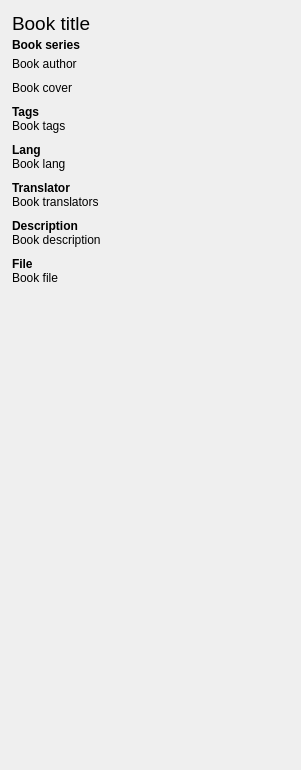
First picture: the form in src/designer/bookinfopanel.ui, repository dnkorpushov/libro2, before the edit.
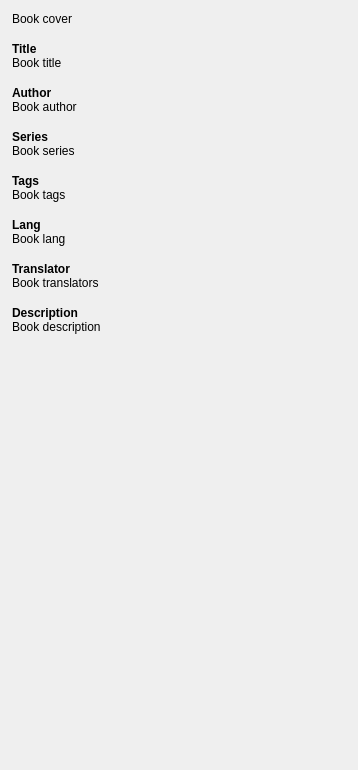
Second picture: the form after the edit.

Patch:
```diff
--- a/src/designer/bookinfopanel.ui
+++ b/src/designer/bookinfopanel.ui
@@ -6,7 +6,7 @@
    <rect>
     <x>0</x>
     <y>0</y>
-    <width>301</width>
+    <width>358</width>
     <height>770</height>
    </rect>
   </property>
@@ -61,11 +61,11 @@
        <rect>
         <x>0</x>
         <y>0</y>
-        <width>301</width>
+        <width>358</width>
         <height>770</height>
        </rect>
       </property>
-      <layout class="QVBoxLayout" name="verticalLayout" stretch="0,0,0,0,0,0,0,0,0,0,0,0,0,0,0,0,0,0,0,0,0,0,0">
+      <layout class="QVBoxLayout" name="verticalLayout" stretch="0,0,0,0,0,0,0,0,0,0,0,0,0,0,0,0">
        <property name="spacing">
         <number>0</number>
        </property>
@@ -81,13 +81,37 @@
        <property name="bottomMargin">
         <number>6</number>
        </property>
+       <item>
+        <widget class="QLabel" name="cover">
+         <property name="text">
+          <string>Book cover</string>
+         </property>
+        </widget>
+       </item>
+       <item>
+        <widget class="QLabel" name="labelTitle">
+         <property name="minimumSize">
+          <size>
+           <width>0</width>
+           <height>30</height>
+          </size>
+         </property>
+         <property name="font">
+          <font>
+           <weight>75</weight>
+           <bold>true</bold>
+          </font>
+         </property>
+         <property name="text">
+          <string>Title</string>
+         </property>
+         <property name="alignment">
+          <set>Qt::AlignBottom|Qt::AlignLeading|Qt::AlignLeft</set>
+         </property>
+        </widget>
+       </item>
        <item>
         <widget class="QLabel" name="title">
-         <property name="font">
-          <font>
-           <pointsize>14</pointsize>
-          </font>
-         </property>
          <property name="text">
           <string>Book title</string>
          </property>
@@ -100,28 +124,69 @@
         </widget>
        </item>
        <item>
-        <spacer name="verticalSpacer_4">
-         <property name="orientation">
-          <enum>Qt::Vertical</enum>
+        <widget class="QLabel" name="labelAuthor">
+         <property name="minimumSize">
+          <size>
+           <width>0</width>
+           <height>30</height>
+          </size>
          </property>
-         <property name="sizeType">
-          <enum>QSizePolicy::Fixed</enum>
+         <property name="font">
+          <font>
+           <weight>75</weight>
+           <bold>true</bold>
+          </font>
          </property>
-         <property name="sizeHint" stdset="0">
+         <property name="text">
+          <string>Author</string>
+         </property>
+         <property name="alignment">
+          <set>Qt::AlignBottom|Qt::AlignLeading|Qt::AlignLeft</set>
+         </property>
+        </widget>
+       </item>
+       <item>
+        <widget class="QLabel" name="author">
+         <property name="text">
+          <string>Book author</string>
+         </property>
+         <property name="wordWrap">
+          <bool>true</bool>
+         </property>
+         <property name="textInteractionFlags">
+          <set>Qt::LinksAccessibleByMouse|Qt::TextSelectableByMouse</set>
+         </property>
+        </widget>
+       </item>
+       <item>
+        <widget class="QLabel" name="labelSeries">
+         <property name="minimumSize">
           <size>
-           <width>20</width>
-           <height>3</height>
+           <width>0</width>
+           <height>30</height>
           </size>
          </property>
-        </spacer>
+         <property name="font">
+          <font>
+           <weight>75</weight>
+           <bold>true</bold>
+          </font>
+         </property>
+         <property name="text">
+          <string>Series</string>
+         </property>
+         <property name="alignment">
+          <set>Qt::AlignBottom|Qt::AlignLeading|Qt::AlignLeft</set>
+         </property>
+        </widget>
        </item>
        <item>
         <widget class="QLabel" name="series">
          <property name="font">
           <font>
-           <weight>75</weight>
+           <weight>50</weight>
            <italic>false</italic>
-           <bold>true</bold>
+           <bold>false</bold>
           </font>
          </property>
          <property name="text">
@@ -135,76 +200,14 @@
          </property>
         </widget>
        </item>
-       <item>
-        <spacer name="verticalSpacer_3">
-         <property name="orientation">
-          <enum>Qt::Vertical</enum>
-         </property>
-         <property name="sizeType">
-          <enum>QSizePolicy::Fixed</enum>
-         </property>
-         <property name="sizeHint" stdset="0">
-          <size>
-           <width>20</width>
-           <height>5</height>
-          </size>
-         </property>
-        </spacer>
-       </item>
-       <item>
-        <widget class="QLabel" name="author">
-         <property name="text">
-          <string>Book author</string>
-         </property>
-         <property name="wordWrap">
-          <bool>true</bool>
-         </property>
-         <property name="textInteractionFlags">
-          <set>Qt::LinksAccessibleByMouse|Qt::TextSelectableByMouse</set>
-         </property>
-        </widget>
-       </item>
-       <item>
-        <spacer name="verticalSpacer_2">
-         <property name="orientation">
-          <enum>Qt::Vertical</enum>
-         </property>
-         <property name="sizeType">
-          <enum>QSizePolicy::Fixed</enum>
-         </property>
-         <property name="sizeHint" stdset="0">
-          <size>
-           <width>20</width>
-           <height>10</height>
-          </size>
-         </property>
-        </spacer>
-       </item>
-       <item>
-        <widget class="QLabel" name="cover">
-         <property name="text">
-          <string>Book cover</string>
-         </property>
-        </widget>
-       </item>
-       <item>
-        <spacer name="spacerCover">
-         <property name="orientation">
-          <enum>Qt::Vertical</enum>
-         </property>
-         <property name="sizeType">
-          <enum>QSizePolicy::Fixed</enum>
-         </property>
-         <property name="sizeHint" stdset="0">
-          <size>
-           <width>20</width>
-           <height>10</height>
-          </size>
-         </property>
-        </spacer>
-       </item>
        <item>
         <widget class="QLabel" name="labelTags">
+         <property name="minimumSize">
+          <size>
+           <width>0</width>
+           <height>30</height>
+          </size>
+         </property>
          <property name="font">
           <font>
            <weight>75</weight>
@@ -214,6 +217,9 @@
          <property name="text">
           <string>Tags</string>
          </property>
+         <property name="alignment">
+          <set>Qt::AlignBottom|Qt::AlignLeading|Qt::AlignLeft</set>
+         </property>
         </widget>
        </item>
        <item>
@@ -232,21 +238,14 @@
          </property>
         </widget>
        </item>
-       <item>
-        <widget class="QLabel" name="spacerTags">
-         <property name="maximumSize">
-          <size>
-           <width>16777215</width>
-           <height>10</height>
-          </size>
-         </property>
-         <property name="text">
-          <string/>
-         </property>
-        </widget>
-       </item>
        <item>
         <widget class="QLabel" name="labelLang">
+         <property name="minimumSize">
+          <size>
+           <width>0</width>
+           <height>30</height>
+          </size>
+         </property>
          <property name="font">
           <font>
            <weight>75</weight>
@@ -256,6 +255,9 @@
          <property name="text">
           <string>Lang</string>
          </property>
+         <property name="alignment">
+          <set>Qt::AlignBottom|Qt::AlignLeading|Qt::AlignLeft</set>
+         </property>
         </widget>
        </item>
        <item>
@@ -268,21 +270,14 @@
          </property>
         </widget>
        </item>
-       <item>
-        <widget class="QLabel" name="spacerLang">
-         <property name="maximumSize">
-          <size>
-           <width>16777215</width>
-           <height>10</height>
-          </size>
-         </property>
-         <property name="text">
-          <string/>
-         </property>
-        </widget>
-       </item>
        <item>
         <widget class="QLabel" name="labelTranslator">
+         <property name="minimumSize">
+          <size>
+           <width>0</width>
+           <height>30</height>
+          </size>
+         </property>
          <property name="font">
           <font>
            <weight>75</weight>
@@ -292,6 +287,9 @@
          <property name="text">
           <string>Translator</string>
          </property>
+         <property name="alignment">
+          <set>Qt::AlignBottom|Qt::AlignLeading|Qt::AlignLeft</set>
+         </property>
         </widget>
        </item>
        <item>
@@ -310,21 +308,14 @@
          </property>
         </widget>
        </item>
-       <item>
-        <widget class="QLabel" name="spacerTransator">
-         <property name="maximumSize">
-          <size>
-           <width>16777215</width>
-           <height>10</height>
-          </size>
-         </property>
-         <property name="text">
-          <string/>
-         </property>
-        </widget>
-       </item>
        <item>
         <widget class="QLabel" name="labelDescription">
+         <property name="minimumSize">
+          <size>
+           <width>0</width>
+           <height>30</height>
+          </size>
+         </property>
          <property name="font">
           <font>
            <weight>75</weight>
@@ -334,6 +325,9 @@
          <property name="text">
           <string>Description</string>
          </property>
+         <property name="alignment">
+          <set>Qt::AlignBottom|Qt::AlignLeading|Qt::AlignLeft</set>
+         </property>
         </widget>
        </item>
        <item>
@@ -352,51 +346,6 @@
          </property>
         </widget>
        </item>
-       <item>
-        <widget class="QLabel" name="spacerFile">
-         <property name="sizePolicy">
-          <sizepolicy hsizetype="Preferred" vsizetype="Preferred">
-           <horstretch>0</horstretch>
-           <verstretch>0</verstretch>
-          </sizepolicy>
-         </property>
-         <property name="maximumSize">
-          <size>
-           <width>16777215</width>
-           <height>10</height>
-          </size>
-         </property>
-         <property name="text">
-          <string/>
-         </property>
-        </widget>
-       </item>
-       <item>
-        <widget class="QLabel" name="labelFile">
-         <property name="font">
-          <font>
-           <weight>75</weight>
-           <bold>true</bold>
-          </font>
-         </property>
-         <property name="text">
-          <string>File</string>
-         </property>
-        </widget>
-       </item>
-       <item>
-        <widget class="QLabel" name="file">
-         <property name="text">
-          <string>Book file</string>
-         </property>
-         <property name="wordWrap">
-          <bool>true</bool>
-         </property>
-         <property name="textInteractionFlags">
-          <set>Qt::LinksAccessibleByMouse|Qt::TextSelectableByMouse</set>
-         </property>
-        </widget>
-       </item>
        <item>
         <spacer name="verticalSpacer">
          <property name="orientation">
```
